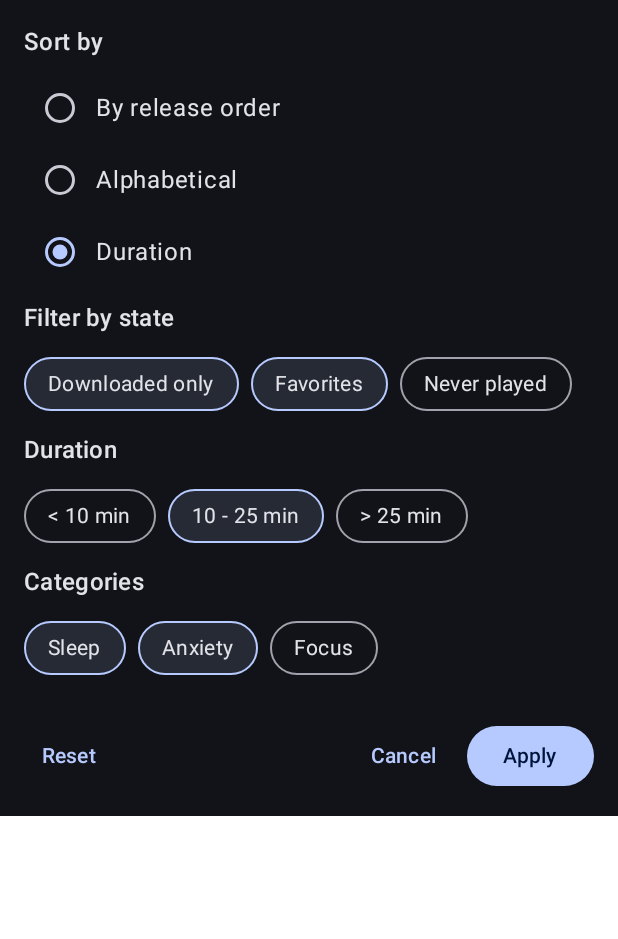
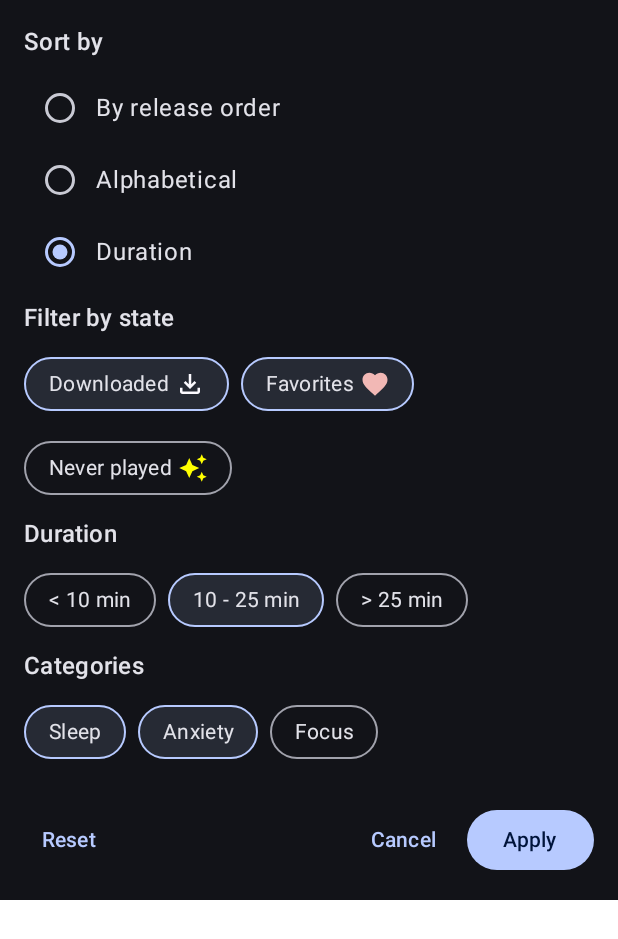
Before and after one commit to julien-birabent/Simply-Awake-Remake, an Android app built with Jetpack Compose: the @Preview function TrackFilterBottomSheetContentPreview, on a phone screen of 412 x 824 dp. Shown: the top 939 px of the screen. Run offline under Robolectric (Android 15) with nearby library versions, the phone set to English and light mode, and no system bars.

Commit message:
Refactor: Add icons to filter chips
This commit enhances the `FilterChipCard` composable to support an optional icon next to the label, improving the visual clarity of the filter options.

Key changes:
- Updated the `FilterChipCard` composable to accept an optional `ImageVector` for an icon.
- Added icons to the "Downloaded," "Favorites," and "Never Played" filter chips in the `TrackFilterBottomSheetContent`.
- Renamed the "Downloaded only" filter label to "Downloaded" for conciseness.

```diff
--- a/app/src/main/java/com/simplyawakeremake/data/download/AndroidDownloadService.kt
+++ b/app/src/main/java/com/simplyawakeremake/data/download/AndroidDownloadService.kt
@@ -7,13 +7,11 @@ import android.content.Intent
 import android.content.IntentFilter
 import android.net.Uri
 import androidx.core.content.ContextCompat
+import androidx.core.net.toUri
 import com.simplyawakeremake.extensions.deleteFileByDownloadId
 import com.simplyawakeremake.extensions.getDownloadedFile
 import com.simplyawakeremake.extensions.isDownloadComplete
 import java.io.File
-import androidx.core.net.toUri
-import okhttp3.Interceptor.Companion.invoke
-import kotlin.collections.toLongArray
 
 internal data class DownloadUnit(
     val id: Long,
--- a/app/src/main/java/com/simplyawakeremake/data/download/track/TrackFileManager.kt
+++ b/app/src/main/java/com/simplyawakeremake/data/download/track/TrackFileManager.kt
@@ -3,8 +3,8 @@ package com.simplyawakeremake.data.download.track
 import android.net.Uri
 import androidx.core.net.toUri
 import com.simplyawakeremake.data.download.FileStorage
+import kotlinx.coroutines.flow.StateFlow
 import java.io.File
-import kotlinx.coroutines.flow.StateFlow
 
 class TrackFileManager(
     private val fileStorage: FileStorage,
--- a/app/src/main/java/com/simplyawakeremake/di/appModule.kt
+++ b/app/src/main/java/com/simplyawakeremake/di/appModule.kt
@@ -17,8 +17,6 @@ import com.simplyawakeremake.data.download.track.TrackFileManager
 import com.simplyawakeremake.data.history.TrackHistorySaver
 import com.simplyawakeremake.data.history.UiTrackHistory
 import com.simplyawakeremake.data.track.TrackUriProvider
-import com.simplyawakeremake.data.track.remote.TrackDto
-import com.simplyawakeremake.data.track.repository.TrackRepositoryInterface
 import org.koin.android.ext.koin.androidContext
 import org.koin.core.qualifier.named
 import org.koin.dsl.module
--- a/app/src/main/java/com/simplyawakeremake/navigation/AppNavHost.kt
+++ b/app/src/main/java/com/simplyawakeremake/navigation/AppNavHost.kt
@@ -7,9 +7,9 @@ import androidx.navigation.NavType
 import androidx.navigation.compose.NavHost
 import androidx.navigation.compose.composable
 import androidx.navigation.navArgument
+import com.simplyawakeremake.ui.history.RecentHistoryScreen
 import com.simplyawakeremake.ui.login.LoginRoute
 import com.simplyawakeremake.ui.playback.NowPlayingScreen
-import com.simplyawakeremake.ui.history.RecentHistoryScreen
 import com.simplyawakeremake.ui.settings.SettingsRoute
 import com.simplyawakeremake.ui.tracklist.PlayListScreen
 
--- a/app/src/main/java/com/simplyawakeremake/ui/main/MainActivity.kt
+++ b/app/src/main/java/com/simplyawakeremake/ui/main/MainActivity.kt
@@ -3,9 +3,7 @@ package com.simplyawakeremake.ui.main
 import android.os.Bundle
 import androidx.activity.ComponentActivity
 import androidx.activity.compose.setContent
-import androidx.compose.foundation.layout.fillMaxSize
 import androidx.compose.material3.MaterialTheme
-import androidx.compose.material3.Surface
 import androidx.compose.runtime.Composable
 import androidx.compose.runtime.CompositionLocalProvider
 import androidx.compose.runtime.DisposableEffect
@@ -14,7 +12,6 @@ import androidx.compose.runtime.getValue
 import androidx.compose.runtime.mutableStateOf
 import androidx.compose.runtime.remember
 import androidx.compose.runtime.setValue
-import androidx.compose.ui.Modifier
 import androidx.compose.ui.graphics.Color
 import androidx.core.view.WindowCompat
 import androidx.navigation.NavController
--- a/app/src/main/java/com/simplyawakeremake/ui/playback/NowPlayingScreen.kt
+++ b/app/src/main/java/com/simplyawakeremake/ui/playback/NowPlayingScreen.kt
@@ -11,12 +11,9 @@ import androidx.compose.foundation.layout.Box
 import androidx.compose.foundation.layout.Column
 import androidx.compose.foundation.layout.Row
 import androidx.compose.foundation.layout.Spacer
-import androidx.compose.foundation.layout.WindowInsets
-import androidx.compose.foundation.layout.asPaddingValues
 import androidx.compose.foundation.layout.fillMaxHeight
 import androidx.compose.foundation.layout.fillMaxSize
 import androidx.compose.foundation.layout.fillMaxWidth
-import androidx.compose.foundation.layout.navigationBars
 import androidx.compose.foundation.layout.padding
 import androidx.compose.foundation.layout.requiredSize
 import androidx.compose.foundation.layout.size
--- a/app/src/main/java/com/simplyawakeremake/ui/playback/NowPlayingViewModel.kt
+++ b/app/src/main/java/com/simplyawakeremake/ui/playback/NowPlayingViewModel.kt
@@ -32,8 +32,8 @@ import kotlinx.coroutines.flow.MutableStateFlow
 import kotlinx.coroutines.flow.SharingStarted
 import kotlinx.coroutines.flow.StateFlow
 import kotlinx.coroutines.flow.catch
+import kotlinx.coroutines.flow.collectLatest
 import kotlinx.coroutines.flow.combine
-import kotlinx.coroutines.flow.collectLatest
 import kotlinx.coroutines.flow.distinctUntilChanged
 import kotlinx.coroutines.flow.filter
 import kotlinx.coroutines.flow.filterNotNull
--- a/app/src/main/java/com/simplyawakeremake/ui/playback/PlayerUiState.kt
+++ b/app/src/main/java/com/simplyawakeremake/ui/playback/PlayerUiState.kt
@@ -1,6 +1,5 @@
 package com.simplyawakeremake.ui.playback
 
-import androidx.media3.common.Player
 import com.simplyawakeremake.data.track.Track
 
 sealed interface PlayerUIState {
--- a/app/src/main/java/com/simplyawakeremake/ui/settings/SettingsViewModel.kt
+++ b/app/src/main/java/com/simplyawakeremake/ui/settings/SettingsViewModel.kt
@@ -3,14 +3,12 @@ package com.simplyawakeremake.ui.settings
 import androidx.lifecycle.ViewModel
 import androidx.lifecycle.viewModelScope
 import com.simplyawakeremake.R
-import com.simplyawakeremake.data.download.track.TrackDownloadInfo
-import com.simplyawakeremake.data.download.track.TrackDownloadStatus
 import com.simplyawakeremake.data.download.track.TrackFileManager
 import com.simplyawakeremake.data.user.UserRepository
 import com.simplyawakeremake.data.usertrack.sync.UserTrackSyncResult
 import com.simplyawakeremake.ui.UiText
+import com.simplyawakeremake.usecases.GoogleSignInUseCase
 import com.simplyawakeremake.usecases.download.DeleteAllDownloadsUseCase
-import com.simplyawakeremake.usecases.GoogleSignInUseCase
 import com.simplyawakeremake.usecases.download.ObserveActiveDownloadsUseCase
 import kotlinx.coroutines.Dispatchers
 import kotlinx.coroutines.flow.MutableSharedFlow
--- a/app/src/main/java/com/simplyawakeremake/ui/theme/Theme.kt
+++ b/app/src/main/java/com/simplyawakeremake/ui/theme/Theme.kt
@@ -2,8 +2,6 @@ package com.simplyawakeremake.ui.theme
 
 import android.app.Activity
 import android.os.Build
-import androidx.compose.foundation.isSystemInDarkTheme
-import androidx.compose.foundation.layout.fillMaxSize
 import androidx.compose.material3.MaterialTheme
 import androidx.compose.material3.Surface
 import androidx.compose.material3.darkColorScheme
@@ -11,7 +9,6 @@ import androidx.compose.material3.dynamicDarkColorScheme
 import androidx.compose.material3.lightColorScheme
 import androidx.compose.runtime.Composable
 import androidx.compose.runtime.SideEffect
-import androidx.compose.ui.Modifier
 import androidx.compose.ui.graphics.Color
 import androidx.compose.ui.graphics.toArgb
 import androidx.compose.ui.platform.LocalContext
--- a/app/src/main/java/com/simplyawakeremake/ui/trackfilter/FilterChipCard.kt
+++ b/app/src/main/java/com/simplyawakeremake/ui/trackfilter/FilterChipCard.kt
@@ -1,23 +1,37 @@
 package com.simplyawakeremake.ui.trackfilter
 
 import androidx.compose.foundation.BorderStroke
-import androidx.compose.foundation.clickable
+import androidx.compose.foundation.layout.Arrangement
+import androidx.compose.foundation.layout.Column
+import androidx.compose.foundation.layout.Row
 import androidx.compose.foundation.layout.padding
+import androidx.compose.foundation.layout.size
 import androidx.compose.foundation.shape.RoundedCornerShape
+import androidx.compose.material.icons.Icons
+import androidx.compose.material.icons.filled.Favorite
+import androidx.compose.material3.Icon
 import androidx.compose.material3.MaterialTheme
 import androidx.compose.material3.Surface
 import androidx.compose.material3.Text
 import androidx.compose.runtime.Composable
+import androidx.compose.ui.Alignment
 import androidx.compose.ui.Modifier
+import androidx.compose.ui.graphics.Color
+import androidx.compose.ui.graphics.vector.ImageVector
+import androidx.compose.ui.text.style.TextAlign
+import androidx.compose.ui.tooling.preview.Preview
 import androidx.compose.ui.unit.dp
+import com.simplyawakeremake.ui.theme.SimplyAwakeRemakeTheme
 
 
 @Composable
 fun FilterChipCard(
+    modifier: Modifier = Modifier,
     label: String,
     selected: Boolean,
-    onClick: () -> Unit,
-    modifier: Modifier = Modifier
+    iconImage: ImageVector? = null,
+    iconTint: Color = MaterialTheme.colorScheme.onSurface,
+    onClick: () -> Unit
 ) {
     val backgroundColor = if (selected) {
         MaterialTheme.colorScheme.primary.copy(alpha = 0.12f)
@@ -38,11 +52,55 @@ fun FilterChipCard(
         border = BorderStroke(1.dp, borderColor),
         onClick = onClick
     ) {
-        Text(
-            text = label,
-            style = MaterialTheme.typography.bodyMedium,
-            modifier = Modifier
-                .padding(horizontal = 16.dp, vertical = 8.dp)
-        )
+        Row(
+            modifier = Modifier.padding(horizontal = 16.dp, vertical = 8.dp),
+            horizontalArrangement = Arrangement.spacedBy(4.dp),
+            verticalAlignment = Alignment.CenterVertically
+        ) {
+            Text(
+                text = label,
+                style = MaterialTheme.typography.bodyMedium,
+                maxLines = 1,
+                textAlign = TextAlign.Center
+            )
+            iconImage?.let {
+                Icon(
+                    modifier = Modifier.size(20.dp),
+                    imageVector = iconImage,
+                    contentDescription = "",
+                    tint = iconTint
+                )
+            }
+
+        }
     }
 }
+
+@Preview
+@Composable
+private fun preview() {
+    SimplyAwakeRemakeTheme {
+        Column {
+            FilterChipCard(
+                modifier = Modifier,
+                "Favorites",
+                selected = true,
+                iconImage = Icons.Filled.Favorite
+            ) {
+
+            }
+
+            FilterChipCard(
+                modifier = Modifier,
+                "Favorites",
+                selected = true
+            ) {}
+
+            FilterChipCard(
+                modifier = Modifier,
+                "Favorites",
+                selected = false
+            ) {}
+        }
+    }
+}
--- a/app/src/main/java/com/simplyawakeremake/ui/trackfilter/TrackFilterBottomSheetContent.kt
+++ b/app/src/main/java/com/simplyawakeremake/ui/trackfilter/TrackFilterBottomSheetContent.kt
@@ -1,6 +1,5 @@
 package com.simplyawakeremake.ui.trackfilter
 
-import android.R.attr.onClick
 import androidx.compose.foundation.layout.Arrangement
 import androidx.compose.foundation.layout.Column
 import androidx.compose.foundation.layout.ExperimentalLayoutApi
@@ -11,6 +10,10 @@ import androidx.compose.foundation.layout.fillMaxWidth
 import androidx.compose.foundation.layout.height
 import androidx.compose.foundation.layout.padding
 import androidx.compose.foundation.layout.width
+import androidx.compose.material.icons.Icons
+import androidx.compose.material.icons.filled.AutoAwesome
+import androidx.compose.material.icons.filled.Favorite
+import androidx.compose.material.icons.outlined.FileDownload
 import androidx.compose.material3.Button
 import androidx.compose.material3.MaterialTheme
 import androidx.compose.material3.RadioButton
@@ -22,6 +25,7 @@ import androidx.compose.runtime.collectAsState
 import androidx.compose.runtime.getValue
 import androidx.compose.ui.Alignment
 import androidx.compose.ui.Modifier
+import androidx.compose.ui.graphics.Color
 import androidx.compose.ui.res.stringResource
 import androidx.compose.ui.tooling.preview.Preview
 import androidx.compose.ui.unit.dp
@@ -119,17 +123,22 @@ fun TrackFilterBottomSheetContent(
             FilterChipCard(
                 label = stringResource(id = R.string.track_filter_bottom_sheet_state_downloaded_only),
                 selected = TrackStateFilter.Downloaded in filterState.stateFilters,
-                onClick = { onStateFilterToggled(TrackStateFilter.Downloaded) }
+                onClick = { onStateFilterToggled(TrackStateFilter.Downloaded) },
+                iconImage = Icons.Outlined.FileDownload,
             )
             FilterChipCard(
                 label = stringResource(id = R.string.track_filter_bottom_sheet_state_favorites),
                 selected = TrackStateFilter.Favorite in filterState.stateFilters,
-                onClick = { onStateFilterToggled(TrackStateFilter.Favorite) }
+                onClick = { onStateFilterToggled(TrackStateFilter.Favorite) },
+                iconImage =  Icons.Filled.Favorite,
+                iconTint = MaterialTheme.colorScheme.error
             )
             FilterChipCard(
                 label = stringResource(id = R.string.track_filter_bottom_sheet_state_never_played),
                 selected = TrackStateFilter.NeverPlayed in filterState.stateFilters,
-                onClick = { onStateFilterToggled(TrackStateFilter.NeverPlayed) }
+                onClick = { onStateFilterToggled(TrackStateFilter.NeverPlayed) },
+                iconImage = Icons.Default.AutoAwesome,
+                iconTint = Color.Yellow
             )
         }
 
--- a/app/src/main/java/com/simplyawakeremake/ui/tracklist/TrackListScreen.kt
+++ b/app/src/main/java/com/simplyawakeremake/ui/tracklist/TrackListScreen.kt
@@ -21,6 +21,7 @@ import androidx.compose.material.icons.Icons
 import androidx.compose.material.icons.filled.Tune
 import androidx.compose.material.icons.outlined.History
 import androidx.compose.material3.Button
+import androidx.compose.material3.ExperimentalMaterial3Api
 import androidx.compose.material3.FloatingActionButton
 import androidx.compose.material3.HorizontalDivider
 import androidx.compose.material3.Icon
@@ -30,7 +31,6 @@ import androidx.compose.material3.ModalBottomSheet
 import androidx.compose.material3.Text
 import androidx.compose.material3.TextButton
 import androidx.compose.material3.rememberModalBottomSheetState
-import androidx.compose.material3.ExperimentalMaterial3Api
 import androidx.compose.runtime.Composable
 import androidx.compose.runtime.LaunchedEffect
 import androidx.compose.runtime.collectAsState
--- a/app/src/main/res/values/strings_track_filter_bottom_sheet.xml
+++ b/app/src/main/res/values/strings_track_filter_bottom_sheet.xml
@@ -12,7 +12,7 @@
     <string name="track_filter_bottom_sheet_sort_option_release">By release order</string>
     <string name="track_filter_bottom_sheet_sort_option_duration">Duration</string>
 
-    <string name="track_filter_bottom_sheet_state_downloaded_only">Downloaded only</string>
+    <string name="track_filter_bottom_sheet_state_downloaded_only">Downloaded</string>
     <string name="track_filter_bottom_sheet_state_favorites">Favorites</string>
     <string name="track_filter_bottom_sheet_state_never_played">Never played</string>
 
```
Also changed, not shown: app/src/main/java/com/simplyawakeremake/di/domainModule.kt (+7 -7 lines), app/src/main/java/com/simplyawakeremake/ui/common/ButtonsComposable.kt (+0 -7 lines).
